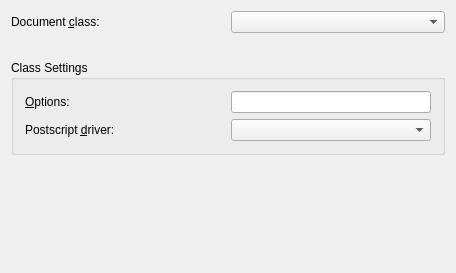
The window that src/frontends/qt4/ui/LaTeXUi.ui (cburschka/lyx) describes before a commit, drawn with Qt 5.
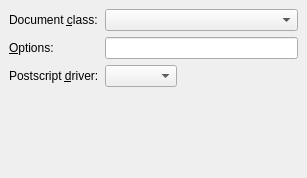
The same window after the commit.

Commit message: adjust layout

Diff of the .ui file:
```diff
--- a/src/frontends/qt4/ui/LaTeXUi.ui
+++ b/src/frontends/qt4/ui/LaTeXUi.ui
@@ -8,37 +8,54 @@
    <rect>
     <x>0</x>
     <y>0</y>
-    <width>456</width>
-    <height>273</height>
+    <width>307</width>
+    <height>178</height>
    </rect>
   </property>
   <property name="windowTitle" >
    <string/>
   </property>
-  <layout class="QHBoxLayout" >
+  <layout class="QGridLayout" >
    <property name="margin" >
-    <number>11</number>
+    <number>9</number>
    </property>
    <property name="spacing" >
     <number>6</number>
    </property>
-   <item>
-    <layout class="QVBoxLayout" >
-     <property name="margin" >
-      <number>0</number>
+   <item row="3" column="1" >
+    <spacer>
+     <property name="orientation" >
+      <enum>Qt::Vertical</enum>
      </property>
-     <property name="spacing" >
-      <number>6</number>
+     <property name="sizeHint" >
+      <size>
+       <width>20</width>
+       <height>40</height>
+      </size>
      </property>
-     <item>
-      <layout class="QHBoxLayout" >
-       <property name="margin" >
-        <number>0</number>
-       </property>
-       <property name="spacing" >
-        <number>6</number>
-       </property>
-       <item>
+    </spacer>
+   </item>
+   <item row="2" column="2" >
+    <spacer>
+     <property name="orientation" >
+      <enum>Qt::Horizontal</enum>
+     </property>
+     <property name="sizeHint" >
+      <size>
+       <width>40</width>
+       <height>20</height>
+      </size>
+     </property>
+    </spacer>
+   </item>
+   <item row="2" column="1" >
+    <widget class="QComboBox" name="psdriverCO" >
+     <property name="duplicatesEnabled" >
+      <bool>false</bool>
+     </property>
+    </widget>
+   </item>
+   <item row="0" column="0" >
         <widget class="QLabel" name="classL" >
          <property name="text" >
           <string>Document &amp;class:</string>
@@ -48,57 +65,7 @@
          </property>
         </widget>
        </item>
-       <item>
-        <widget class="QComboBox" name="classCO" >
-         <property name="sizePolicy" >
-          <sizepolicy>
-           <hsizetype>5</hsizetype>
-           <vsizetype>0</vsizetype>
-           <horstretch>0</horstretch>
-           <verstretch>0</verstretch>
-          </sizepolicy>
-         </property>
-        </widget>
-       </item>
-      </layout>
-     </item>
-     <item>
-      <spacer>
-       <property name="orientation" >
-        <enum>Qt::Vertical</enum>
-       </property>
-       <property name="sizeType" >
-        <enum>QSizePolicy::Fixed</enum>
-       </property>
-       <property name="sizeHint" >
-        <size>
-         <width>20</width>
-         <height>21</height>
-        </size>
-       </property>
-      </spacer>
-     </item>
-     <item>
-      <layout class="QHBoxLayout" >
-       <property name="margin" >
-        <number>0</number>
-       </property>
-       <property name="spacing" >
-        <number>6</number>
-       </property>
-       <item>
-        <widget class="QGroupBox" name="GroupBox4" >
-         <property name="title" >
-          <string>Class Settings</string>
-         </property>
-         <layout class="QGridLayout" >
-          <property name="margin" >
-           <number>11</number>
-          </property>
-          <property name="spacing" >
-           <number>6</number>
-          </property>
-          <item row="0" column="0" >
+   <item row="1" column="0" >
            <widget class="QLabel" name="optionsL" >
             <property name="text" >
              <string>&amp;Options:</string>
@@ -108,34 +75,7 @@
             </property>
            </widget>
           </item>
-          <item row="0" column="1" >
-           <widget class="QLineEdit" name="optionsLE" >
-            <property name="sizePolicy" >
-             <sizepolicy>
-              <hsizetype>5</hsizetype>
-              <vsizetype>0</vsizetype>
-              <horstretch>0</horstretch>
-              <verstretch>0</verstretch>
-             </sizepolicy>
-            </property>
-           </widget>
-          </item>
-          <item row="1" column="1" >
-           <widget class="QComboBox" name="psdriverCO" >
-            <property name="sizePolicy" >
-             <sizepolicy>
-              <hsizetype>5</hsizetype>
-              <vsizetype>0</vsizetype>
-              <horstretch>0</horstretch>
-              <verstretch>0</verstretch>
-             </sizepolicy>
-            </property>
-            <property name="duplicatesEnabled" >
-             <bool>false</bool>
-            </property>
-           </widget>
-          </item>
-          <item row="1" column="0" >
+   <item row="2" column="0" >
            <widget class="QLabel" name="psdriverL" >
             <property name="text" >
              <string>Postscript &amp;driver:</string>
@@ -145,30 +85,13 @@
             </property>
            </widget>
           </item>
-         </layout>
-        </widget>
-       </item>
-      </layout>
-     </item>
-     <item>
-      <spacer>
-       <property name="orientation" >
-        <enum>Qt::Vertical</enum>
-       </property>
-       <property name="sizeType" >
-        <enum>QSizePolicy::Expanding</enum>
-       </property>
-       <property name="sizeHint" >
-        <size>
-         <width>20</width>
-         <height>20</height>
-        </size>
-       </property>
-      </spacer>
-     </item>
-    </layout>
-   </item>
-  </layout>
+   <item row="0" column="1" colspan="2" >
+    <widget class="QComboBox" name="classCO" />
+   </item>
+   <item row="1" column="1" colspan="2" >
+    <widget class="QLineEdit" name="optionsLE" />
+   </item>
+  </layout>
  </widget>
  <pixmapfunction></pixmapfunction>
  <includes>
```
Left out of the diff: 10 changed lines with no effect on the pictures. Lines whose indentation alone changed are shown as unchanged.
